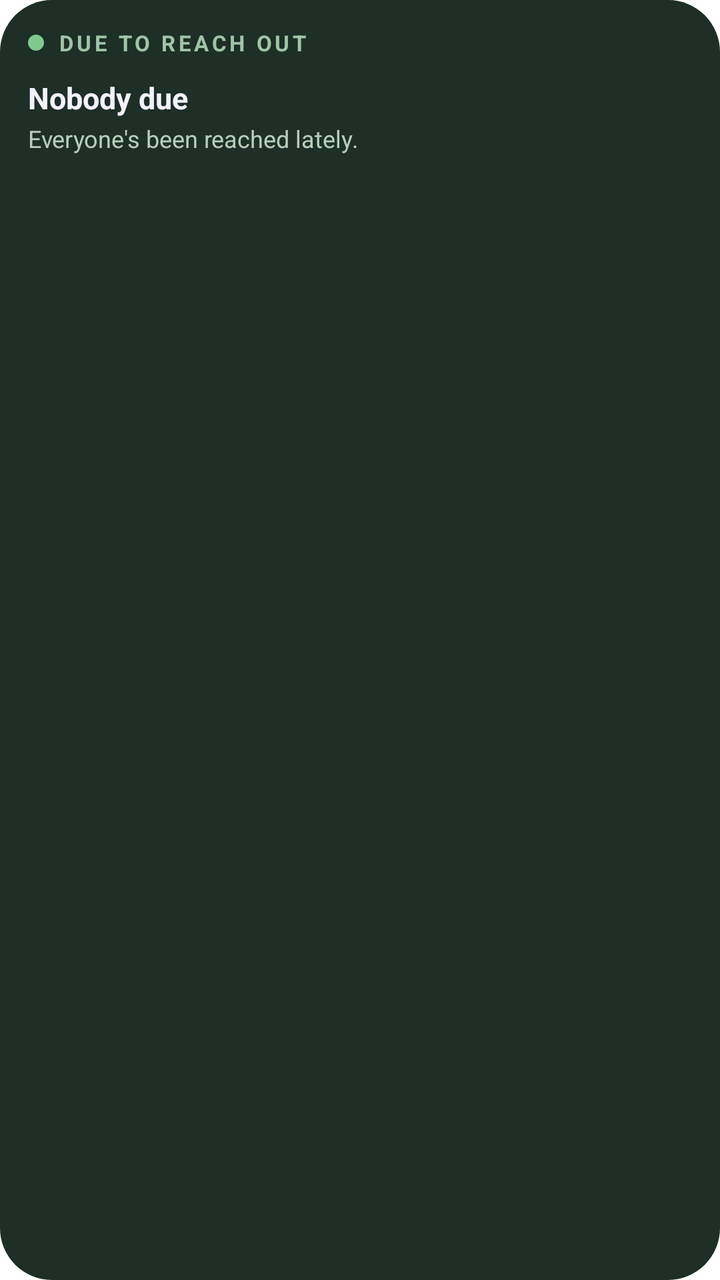
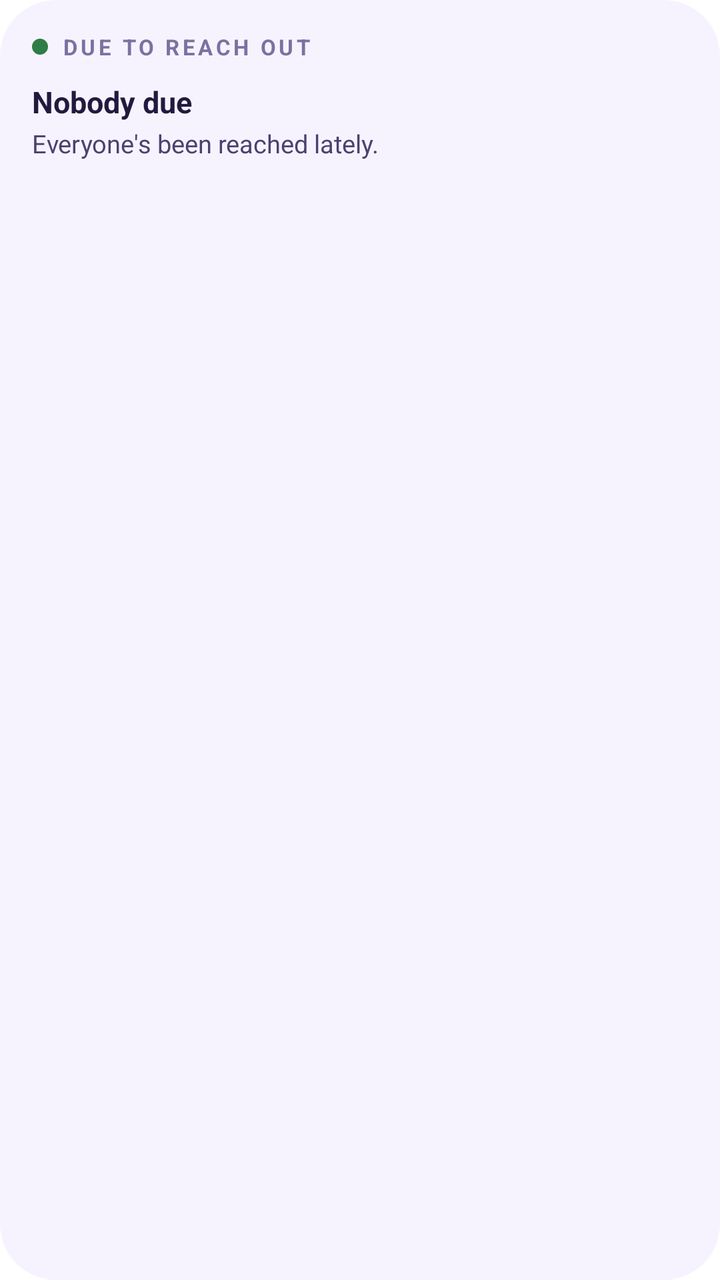

Compare the two renders of this Android layout. The source of the first and the diff that turns it into the second are given below.
<!-- AndroidManifest.xml: fallback theme Theme.MaterialComponents.DayNight.NoActionBar -->
<!-- res/layout/widget_reach_out.xml -->
<?xml version="1.0" encoding="utf-8"?>
<LinearLayout xmlns:android="http://schemas.android.com/apk/res/android"
  android:id="@+id/reach_root"
  android:layout_width="match_parent"
  android:layout_height="match_parent"
  android:background="@drawable/widget_bg_reach"
  android:orientation="vertical"
  android:padding="14dp">

  <LinearLayout
    android:layout_width="match_parent"
    android:layout_height="wrap_content"
    android:gravity="center_vertical"
    android:orientation="horizontal">

    <ImageView
      android:layout_width="8dp"
      android:layout_height="8dp"
      android:contentDescription="@null"
      android:src="@drawable/widget_circle_white"
      android:tint="#7FC98F" />

    <TextView
      android:layout_width="wrap_content"
      android:layout_height="wrap_content"
      android:layout_marginStart="7dp"
      android:letterSpacing="0.14"
      android:text="DUE TO REACH OUT"
      android:textColor="#9FC4A8"
      android:textSize="11sp"
      android:textStyle="bold" />
  </LinearLayout>

  <TextView
    android:id="@+id/reach_msg_title"
    android:layout_width="wrap_content"
    android:layout_height="wrap_content"
    android:layout_marginTop="10dp"
    android:text="Nobody due"
    android:textColor="#F4F1FD"
    android:textSize="15sp"
    android:textStyle="bold" />

  <TextView
    android:id="@+id/reach_msg_sub"
    android:layout_width="wrap_content"
    android:layout_height="wrap_content"
    android:layout_marginTop="2dp"
    android:text="Everyone's been reached lately."
    android:textColor="#B9CDBD"
    android:textSize="12sp" />

  <LinearLayout
    android:id="@+id/reach_lead"
    android:layout_width="match_parent"
    android:layout_height="wrap_content"
    android:layout_marginTop="9dp"
    android:gravity="center_vertical"
    android:orientation="horizontal"
    android:visibility="gone">

    <FrameLayout
      android:layout_width="40dp"
      android:layout_height="40dp">

      <ImageView
        android:id="@+id/reach_avatar_img"
        android:layout_width="40dp"
        android:layout_height="40dp"
        android:contentDescription="@null"
        android:src="@drawable/widget_circle_white" />

      <TextView
        android:id="@+id/reach_avatar_text"
        android:layout_width="match_parent"
        android:layout_height="match_parent"
        android:gravity="center"
        android:textColor="#FFFFFF"
        android:textSize="13sp"
        android:textStyle="bold" />
    </FrameLayout>

    <LinearLayout
      android:layout_width="0dp"
      android:layout_height="wrap_content"
      android:layout_marginStart="10dp"
      android:layout_weight="1"
      android:orientation="vertical">

      <TextView
        android:id="@+id/reach_days"
        android:layout_width="match_parent"
        android:layout_height="wrap_content"
        android:textColor="#F4F1FD"
        android:textSize="22sp"
        android:textStyle="bold" />

      <TextView
        android:id="@+id/reach_since"
        android:layout_width="match_parent"
        android:layout_height="wrap_content"
        android:ellipsize="end"
        android:maxLines="1"
        android:textColor="#B9CDBD"
        android:textSize="12sp" />
    </LinearLayout>
  </LinearLayout>

  <LinearLayout
    android:id="@+id/reach_second"
    android:layout_width="match_parent"
    android:layout_height="wrap_content"
    android:layout_marginTop="10dp"
    android:gravity="center_vertical"
    android:orientation="horizontal"
    android:visibility="gone">

    <FrameLayout
      android:layout_width="24dp"
      android:layout_height="24dp">

      <ImageView
        android:id="@+id/reach_second_img"
        android:layout_width="24dp"
        android:layout_height="24dp"
        android:contentDescription="@null"
        android:src="@drawable/widget_circle_white" />

      <TextView
        android:id="@+id/reach_second_text_init"
        android:layout_width="match_parent"
        android:layout_height="match_parent"
        android:gravity="center"
        android:textColor="#FFFFFF"
        android:textSize="8sp"
        android:textStyle="bold" />
    </FrameLayout>

    <TextView
      android:id="@+id/reach_second_text"
      android:layout_width="wrap_content"
      android:layout_height="wrap_content"
      android:layout_marginStart="8dp"
      android:ellipsize="end"
      android:maxLines="1"
      android:textColor="#D8E8DB"
      android:textSize="12sp"
      android:textStyle="bold" />

    <TextView
      android:id="@+id/reach_more"
      android:layout_width="wrap_content"
      android:layout_height="wrap_content"
      android:layout_marginStart="8dp"
      android:textColor="#9FC4A8"
      android:textSize="11.5sp" />
  </LinearLayout>
</LinearLayout>
<!-- resources referenced by this layout -->
<resources>
  <!-- drawable widget_bg_reach (drawable) -->
  <?xml version="1.0" encoding="utf-8"?>
  <shape xmlns:android="http://schemas.android.com/apk/res/android" android:shape="rectangle">
    <solid android:color="#1D2F26" />
    <corners android:radius="26dp" />
  </shape>
  <!-- drawable widget_circle_white (drawable) -->
  <?xml version="1.0" encoding="utf-8"?>
  <shape xmlns:android="http://schemas.android.com/apk/res/android" android:shape="oval">
    <solid android:color="#FFFFFF" />
  </shape>
</resources>

<!-- the commit's change to res/layout/widget_reach_out.xml (unified diff, before → after) -->
@@ -1,158 +1,257 @@
 <?xml version="1.0" encoding="utf-8"?>
-<LinearLayout xmlns:android="http://schemas.android.com/apk/res/android"
+<FrameLayout xmlns:android="http://schemas.android.com/apk/res/android"
   android:id="@+id/reach_root"
   android:layout_width="match_parent"
-  android:layout_height="match_parent"
-  android:background="@drawable/widget_bg_reach"
-  android:orientation="vertical"
-  android:padding="14dp">
+  android:layout_height="match_parent">
+
+  <ImageView
+    android:id="@+id/reach_bg"
+    android:layout_width="match_parent"
+    android:layout_height="match_parent"
+    android:contentDescription="@null"
+    android:scaleType="fitXY"
+    android:src="@drawable/widget_shape_white_28"
+    android:tint="#F7F3FE" />
 
   <LinearLayout
     android:layout_width="match_parent"
-    android:layout_height="wrap_content"
-    android:gravity="center_vertical"
-    android:orientation="horizontal">
-
-    <ImageView
-      android:layout_width="8dp"
-      android:layout_height="8dp"
-      android:contentDescription="@null"
-      android:src="@drawable/widget_circle_white"
-      android:tint="#7FC98F" />
+    android:layout_height="match_parent"
+    android:orientation="vertical"
+    android:padding="16dp">
+
+    <LinearLayout
+      android:layout_width="match_parent"
+      android:layout_height="wrap_content"
+      android:gravity="center_vertical"
+      android:orientation="horizontal">
+
+      <ImageView
+        android:id="@+id/reach_dot"
+        android:layout_width="8dp"
+        android:layout_height="8dp"
+        android:contentDescription="@null"
+        android:src="@drawable/widget_circle_white"
+        android:tint="#2E7D46" />
+
+      <TextView
+        android:id="@+id/reach_kicker"
+        android:layout_width="wrap_content"
+        android:layout_height="wrap_content"
+        android:layout_marginStart="7dp"
+        android:letterSpacing="0.14"
+        android:text="DUE TO REACH OUT"
+        android:textColor="#7A72A0"
+        android:textSize="11sp"
+        android:textStyle="bold" />
+
+      <FrameLayout
+        android:layout_width="0dp"
+        android:layout_height="1dp"
+        android:layout_weight="1" />
+
+      <FrameLayout
+        android:id="@+id/reach_due_wrap"
+        android:layout_width="wrap_content"
+        android:layout_height="wrap_content"
+        android:visibility="gone">
+
+        <ImageView
+          android:id="@+id/reach_due_img"
+          android:layout_width="match_parent"
+          android:layout_height="match_parent"
+          android:contentDescription="@null"
+          android:scaleType="fitXY"
+          android:src="@drawable/widget_pill_white" />
+
+        <TextView
+          android:id="@+id/reach_due"
+          android:layout_width="wrap_content"
+          android:layout_height="wrap_content"
+          android:paddingStart="10dp"
+          android:paddingTop="4dp"
+          android:paddingEnd="10dp"
+          android:paddingBottom="4dp"
+          android:textColor="#2E7D46"
+          android:textSize="12sp"
+          android:textStyle="bold" />
+      </FrameLayout>
+    </LinearLayout>
 
     <TextView
+      android:id="@+id/reach_msg_title"
       android:layout_width="wrap_content"
       android:layout_height="wrap_content"
-      android:layout_marginStart="7dp"
-      android:letterSpacing="0.14"
-      android:text="DUE TO REACH OUT"
-      android:textColor="#9FC4A8"
-      android:textSize="11sp"
+      android:layout_marginTop="10dp"
+      android:text="Nobody due"
+      android:textColor="#221A3E"
+      android:textSize="15sp"
       android:textStyle="bold" />
-  </LinearLayout>
-
-  <TextView
-    android:id="@+id/reach_msg_title"
-    android:layout_width="wrap_content"
-    android:layout_height="wrap_content"
-    android:layout_marginTop="10dp"
-    android:text="Nobody due"
-    android:textColor="#F4F1FD"
-    android:textSize="15sp"
-    android:textStyle="bold" />
-
-  <TextView
-    android:id="@+id/reach_msg_sub"
-    android:layout_width="wrap_content"
-    android:layout_height="wrap_content"
-    android:layout_marginTop="2dp"
-    android:text="Everyone's been reached lately."
-    android:textColor="#B9CDBD"
-    android:textSize="12sp" />
-
-  <LinearLayout
-    android:id="@+id/reach_lead"
-    android:layout_width="match_parent"
-    android:layout_height="wrap_content"
-    android:layout_marginTop="9dp"
-    android:gravity="center_vertical"
-    android:orientation="horizontal"
-    android:visibility="gone">
+
+    <TextView
+      android:id="@+id/reach_msg_sub"
+      android:layout_width="wrap_content"
+      android:layout_height="wrap_content"
+      android:layout_marginTop="2dp"
+      android:text="Everyone's been reached lately."
+      android:textColor="#4A4270"
+      android:textSize="12.5sp" />
+
+    <LinearLayout
+      android:id="@+id/reach_lead"
+      android:layout_width="match_parent"
+      android:layout_height="wrap_content"
+      android:layout_marginTop="13dp"
+      android:gravity="center_vertical"
+      android:orientation="horizontal"
+      android:visibility="gone">
+
+      <FrameLayout
+        android:layout_width="56dp"
+        android:layout_height="56dp">
+
+        <ImageView
+          android:id="@+id/reach_avatar_img"
+          android:layout_width="56dp"
+          android:layout_height="56dp"
+          android:contentDescription="@null"
+          android:src="@drawable/widget_circle_white" />
+
+        <TextView
+          android:id="@+id/reach_avatar_text"
+          android:layout_width="match_parent"
+          android:layout_height="match_parent"
+          android:gravity="center"
+          android:textColor="#FFFFFF"
+          android:textSize="16sp"
+          android:textStyle="bold" />
+      </FrameLayout>
+
+      <LinearLayout
+        android:layout_width="0dp"
+        android:layout_height="wrap_content"
+        android:layout_marginStart="14dp"
+        android:layout_weight="1"
+        android:orientation="vertical">
+
+        <TextView
+          android:id="@+id/reach_name"
+          android:layout_width="match_parent"
+          android:layout_height="wrap_content"
+          android:ellipsize="end"
+          android:maxLines="1"
+          android:textColor="#221A3E"
+          android:textSize="20sp"
+          android:textStyle="bold" />
+
+        <TextView
+          android:id="@+id/reach_since"
+          android:layout_width="match_parent"
+          android:layout_height="wrap_content"
+          android:ellipsize="end"
+          android:maxLines="1"
+          android:textColor="#4A4270"
+          android:textSize="13sp" />
+      </LinearLayout>
+
+      <FrameLayout
+        android:id="@+id/reach_btn"
+        android:layout_width="wrap_content"
+        android:layout_height="40dp"
+        android:layout_marginStart="10dp">
+
+        <ImageView
+          android:id="@+id/reach_btn_img"
+          android:layout_width="match_parent"
+          android:layout_height="match_parent"
+          android:contentDescription="@null"
+          android:scaleType="fitXY"
+          android:src="@drawable/widget_pill_white" />
+
+        <TextView
+          android:id="@+id/reach_btn_text"
+          android:layout_width="wrap_content"
+          android:layout_height="match_parent"
+          android:gravity="center"
+          android:paddingStart="18dp"
+          android:paddingEnd="18dp"
+          android:text="Reach out"
+          android:textColor="#2E7D46"
+          android:textSize="14sp"
+          android:textStyle="bold" />
+      </FrameLayout>
+    </LinearLayout>
 
     <FrameLayout
-      android:layout_width="40dp"
-      android:layout_height="40dp">
-
-      <ImageView
-        android:id="@+id/reach_avatar_img"
-        android:layout_width="40dp"
-        android:layout_height="40dp"
-        android:contentDescription="@null"
-        android:src="@drawable/widget_circle_white" />
-
-      <TextView
-        android:id="@+id/reach_avatar_text"
-        android:layout_width="match_parent"
-        android:layout_height="match_parent"
-        android:gravity="center"
-        android:textColor="#FFFFFF"
-        android:textSize="13sp"
-        android:textStyle="bold" />
-    </FrameLayout>
+      android:id="@+id/reach_hairline"
+      android:layout_width="match_parent"
+      android:layout_height="1dp"
+      android:layout_marginTop="13dp"
+      android:background="#E0D8F5"
+      android:visibility="gone" />
 
     <LinearLayout
-      android:layout_width="0dp"
-      android:layout_height="wrap_content"
-      android:layout_marginStart="10dp"
-      android:layout_weight="1"
-      android:orientation="vertical">
-
-      <TextView
-        android:id="@+id/reach_days"
-        android:layout_width="match_parent"
-        android:layout_height="wrap_content"
-        android:textColor="#F4F1FD"
-        android:textSize="22sp"
-        android:textStyle="bold" />
-
-      <TextView
-        android:id="@+id/reach_since"
-        android:layout_width="match_parent"
-        android:layout_height="wrap_content"
+      android:id="@+id/reach_second"
+      android:layout_width="match_parent"
+      android:layout_height="wrap_content"
+      android:layout_marginTop="11dp"
+      android:gravity="center_vertical"
+      android:orientation="horizontal"
+      android:visibility="gone">
+
+      <FrameLayout
+        android:layout_width="34dp"
+        android:layout_height="34dp">
+
+        <ImageView
+          android:id="@+id/reach_second_img"
+          android:layout_width="34dp"
+          android:layout_height="34dp"
+          android:contentDescription="@null"
+          android:src="@drawable/widget_circle_white" />
+
+        <TextView
+          android:id="@+id/reach_second_text_init"
+          android:layout_width="match_parent"
+          android:layout_height="match_parent"
+          android:gravity="center"
+          android:textColor="#FFFFFF"
+          android:textSize="10sp"
+          android:textStyle="bold" />
+      </FrameLayout>
+
+      <TextView
+        android:id="@+id/reach_second_name"
+        android:layout_width="wrap_content"
+        android:layout_height="wrap_content"
+        android:layout_marginStart="11dp"
         android:ellipsize="end"
         android:maxLines="1"
-        android:textColor="#B9CDBD"
-        android:textSize="12sp" />
+        android:textColor="#221A3E"
+        android:textSize="13.5sp"
+        android:textStyle="bold" />
+
+      <TextView
+        android:id="@+id/reach_second_rest"
+        android:layout_width="wrap_content"
+        android:layout_height="wrap_content"
+        android:layout_marginStart="5dp"
+        android:ellipsize="end"
+        android:maxLines="1"
+        android:textColor="#4A4270"
+        android:textSize="13.5sp" />
+
+      <FrameLayout
+        android:layout_width="0dp"
+        android:layout_height="1dp"
+        android:layout_weight="1" />
+
+      <TextView
+        android:id="@+id/reach_more"
+        android:layout_width="wrap_content"
+        android:layout_height="wrap_content"
+        android:textColor="#7A72A0"
+        android:textSize="12sp"
+        android:textStyle="bold" />
     </LinearLayout>
   </LinearLayout>
-
-  <LinearLayout
-    android:id="@+id/reach_second"
-    android:layout_width="match_parent"
-    android:layout_height="wrap_content"
-    android:layout_marginTop="10dp"
-    android:gravity="center_vertical"
-    android:orientation="horizontal"
-    android:visibility="gone">
-
-    <FrameLayout
-      android:layout_width="24dp"
-      android:layout_height="24dp">
-
-      <ImageView
-        android:id="@+id/reach_second_img"
-        android:layout_width="24dp"
-        android:layout_height="24dp"
-        android:contentDescription="@null"
-        android:src="@drawable/widget_circle_white" />
-
-      <TextView
-        android:id="@+id/reach_second_text_init"
-        android:layout_width="match_parent"
-        android:layout_height="match_parent"
-        android:gravity="center"
-        android:textColor="#FFFFFF"
-        android:textSize="8sp"
-        android:textStyle="bold" />
-    </FrameLayout>
-
-    <TextView
-      android:id="@+id/reach_second_text"
-      android:layout_width="wrap_content"
-      android:layout_height="wrap_content"
-      android:layout_marginStart="8dp"
-      android:ellipsize="end"
-      android:maxLines="1"
-      android:textColor="#D8E8DB"
-      android:textSize="12sp"
-      android:textStyle="bold" />
-
-    <TextView
-      android:id="@+id/reach_more"
-      android:layout_width="wrap_content"
-      android:layout_height="wrap_content"
-      android:layout_marginStart="8dp"
-      android:textColor="#9FC4A8"
-      android:textSize="11.5sp" />
-  </LinearLayout>
-</LinearLayout>
+</FrameLayout>
<!-- resource entries referenced after the edit -->
@@ -1,15 +1,21 @@
 <!-- resources referenced by this layout -->
 <resources>
-  <!-- drawable widget_bg_reach (drawable) -->
-  <?xml version="1.0" encoding="utf-8"?>
-  <shape xmlns:android="http://schemas.android.com/apk/res/android" android:shape="rectangle">
-    <solid android:color="#1D2F26" />
-    <corners android:radius="26dp" />
-  </shape>
   <!-- drawable widget_circle_white (drawable) -->
   <?xml version="1.0" encoding="utf-8"?>
   <shape xmlns:android="http://schemas.android.com/apk/res/android" android:shape="oval">
     <solid android:color="#FFFFFF" />
   </shape>
+  <!-- drawable widget_pill_white (drawable) -->
+  <?xml version="1.0" encoding="utf-8"?>
+  <shape xmlns:android="http://schemas.android.com/apk/res/android" android:shape="rectangle">
+    <solid android:color="#FFFFFF" />
+    <corners android:radius="100dp" />
+  </shape>
+  <!-- drawable widget_shape_white_28 (drawable) -->
+  <?xml version="1.0" encoding="utf-8"?>
+  <shape xmlns:android="http://schemas.android.com/apk/res/android" android:shape="rectangle">
+    <solid android:color="#FFFFFF" />
+    <corners android:radius="28dp" />
+  </shape>
 </resources>
 
